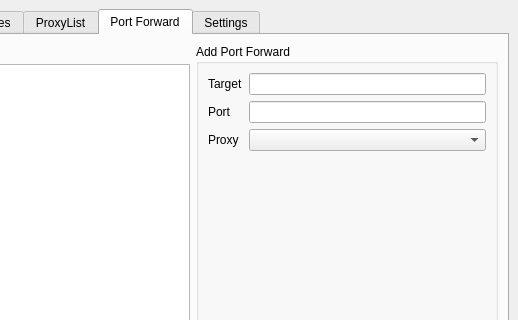
v3aqb/fwlite-gui, file fwlite_gui/mainwindow.ui: the form before one commit; both pictures show x 232 to 750 and y 0 to 320 of the 750 by 506 pixel window.
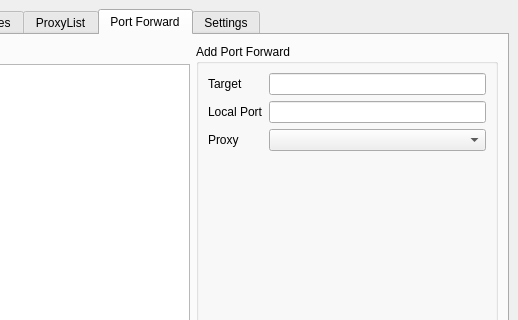
The form after the commit.

What changed in the file:
```diff
--- a/fwlite_gui/mainwindow.ui
+++ b/fwlite_gui/mainwindow.ui
@@ -570,7 +570,7 @@
                <item row="1" column="0">
                 <widget class="QLabel" name="label_19">
                  <property name="text">
-                  <string>Port</string>
+                  <string>Local Port</string>
                  </property>
                 </widget>
                </item>
```
